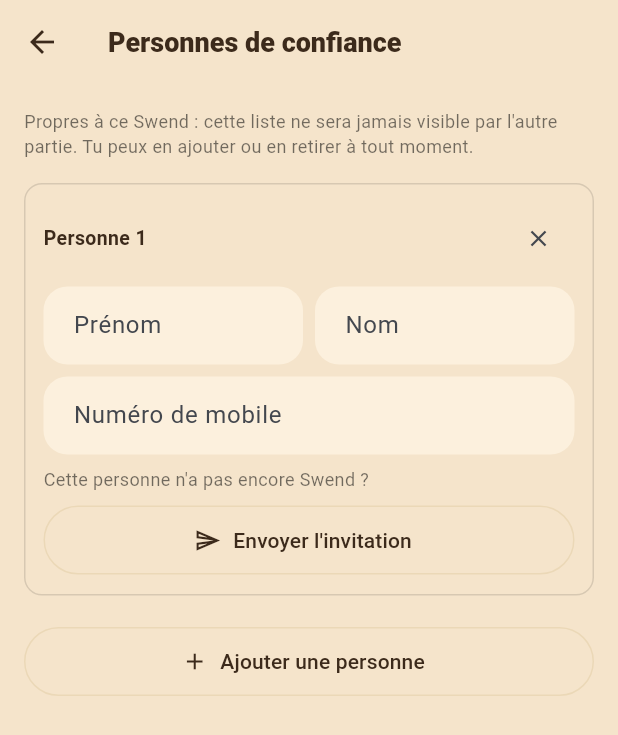
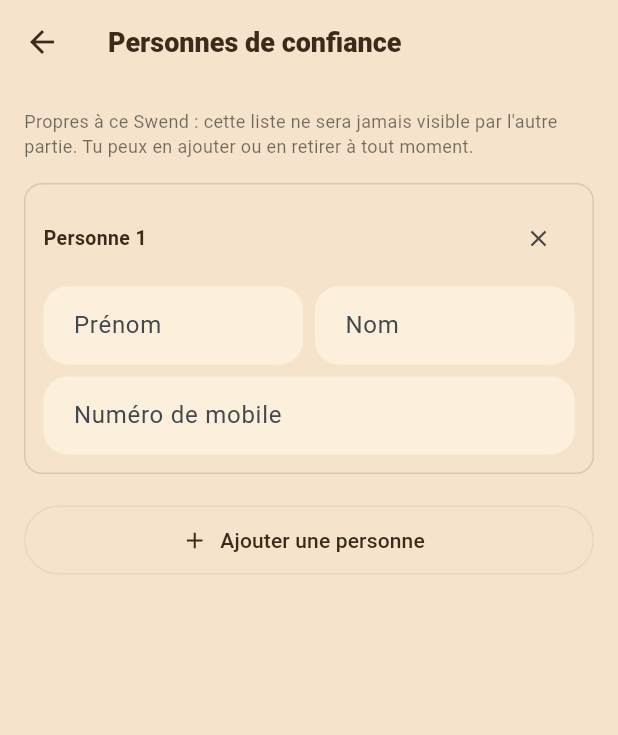
Before and after one commit to kevinarner/le_pacte, a Flutter app: the MesRemplacantsScreen screen opened directly with empty values, after a tap on "Ajouter une personne", on a phone screen of 412 x 824 dp. Shown: the top 735 px of the screen. Run offline on Flutter 3.47's test engine with Material 3 defaults, Android fonts, the phone set to English and light mode, and no system bars; our stand-ins replace firebase_core, firebase_messaging, image_picker, supabase_flutter; missing offline and left inert: dart:js_interop; accounts and stored records are empty; Roboto replaces fonts that are missing (Georgia).

Commit message:
Statut Swend d'une personne ajoutée : une seule règle, un seul composant
Nouveau widget StatutSwend, utilisé partout où l'utilisateur saisit le
numéro d'une personne qu'il ajoute (étape 1, étape 3, acceptation d'un
Swend, Personnes de confiance, "Ajouter quelqu'un" dans Un imprévu ?) :
- numéro vide, invalide ou refusé par le formulaire : rien ;
- compte : "[Prénom] est déjà sur Swend", sans invitation ;
- pas de compte : "[Prénom] n'a pas encore Swend" + "Envoyer
  l'invitation" ("Cette personne" tant que le prénom est vide).
Réponse de destinataire_a_un_compte() (oui/non, plafonnée côté serveur),
mise en cache pour toute la session ; aucune recherche libre ajoutée.

Co-Authored-By: Claude Opus 5.5 <noreply@anthropic.com>
Claude-Session: https://claude.ai/code/session_016L6SUTJygDZPTq4He5HGk8

```diff
--- a/lib/screens/detail_pacte/imprevu_screen.dart
+++ b/lib/screens/detail_pacte/imprevu_screen.dart
@@ -14,6 +14,7 @@ import '../../utils/date_fr.dart';
 import '../../utils/noms.dart';
 import '../../utils/telephone.dart';
 import '../../widgets/envoi_invitation.dart';
+import '../../widgets/statut_swend.dart';
 import 'chat_screen.dart';
 
 /// Parcours "Un imprévu ?", côté titulaire uniquement : demander à une
@@ -615,6 +616,7 @@ class _FormulaireAjoutState extends State<_FormulaireAjout> {
             ),
             onChanged: (_) => setState(() {}),
           ),
+          StatutSwend(prenom: _prenom.text, telephone: _telephone.text),
           if (ContactPickerService.disponible) ...[
             const SizedBox(height: 8),
             OutlinedButton.icon(
--- a/lib/widgets/remplacants_form.dart
+++ b/lib/widgets/remplacants_form.dart
@@ -7,6 +7,7 @@ import '../services/contact_picker_service.dart';
 import '../utils/noms.dart';
 import '../utils/telephone.dart';
 import 'envoi_invitation.dart';
+import 'statut_swend.dart';
 
 /// Formulaire de saisie d'une liste de remplaçants, propre à un pacte.
 /// Mute directement [remplacants] (ajout/suppression/édition).
@@ -205,17 +206,18 @@ class _RemplacantsFormState extends State<RemplacantsForm> {
               label: const Text('Choisir dans mes contacts'),
             ),
           ],
-          const SizedBox(height: 8),
-          const Text(
-            "Cette personne n'a pas encore Swend ?",
-            style: TextStyle(fontSize: 12, color: Colors.black54),
-          ),
-          const SizedBox(height: 8),
-          OutlinedButton.icon(
-            onPressed: () =>
+          StatutSwend(
+            prenom: r.prenom,
+            telephone: r.telephone,
+            masquer:
+                RemplacantsForm.erreurTelephone(
+                  r,
+                  widget.remplacants,
+                  widget.telephonesInterdits,
+                ) !=
+                null,
+            onInviter: () =>
                 inviterPersonneDeConfiance(context, r, widget.nomAutrePartie),
-            icon: const Icon(Icons.send_outlined, size: 18),
-            label: const Text("Envoyer l'invitation"),
           ),
         ],
       ),
@@ -250,7 +252,6 @@ class _RemplacantsFormState extends State<RemplacantsForm> {
       widget.onChanged();
     });
   }
-
 }
 
 /// Invitation générique d'une personne de confiance (préparation, sans
--- /dev/null
+++ b/lib/widgets/statut_swend.dart
@@ -0,0 +1,145 @@
+import 'dart:async';
+
+import 'package:flutter/material.dart';
+
+import '../services/pacte_repository.dart';
+import '../theme/app_theme.dart';
+import '../utils/telephone.dart';
+
+/// Une seule règle, partout où l'utilisateur saisit lui-même le numéro
+/// d'une personne qu'il ajoute (destinataire, personne de confiance) :
+///  * numéro vide, invalide, ou refusé par le formulaire ([masquer]) :
+///    rien ;
+///  * a déjà un compte : "[Prénom] est déjà sur Swend", pas d'invitation ;
+///  * n'a pas de compte : "[Prénom] n'a pas encore Swend" et
+///    "Envoyer l'invitation" (si [onInviter] est fourni).
+///
+/// La réponse vient de `destinataire_a_un_compte()` (oui / non, plafonnée
+/// côté serveur) — jamais d'une recherche libre. Tant qu'elle n'est pas
+/// arrivée, rien n'est affiché ; sans réponse (quota atteint, réseau),
+/// seule l'invitation est proposée.
+class StatutSwend extends StatefulWidget {
+  final String prenom;
+  final String telephone;
+  final bool masquer;
+  final VoidCallback? onInviter;
+
+  const StatutSwend({
+    super.key,
+    required this.prenom,
+    required this.telephone,
+    this.masquer = false,
+    this.onInviter,
+  });
+
+  @override
+  State<StatutSwend> createState() => _StatutSwendState();
+}
+
+/// Réponses déjà obtenues, partagées par tous les formulaires : un même
+/// numéro n'est demandé qu'une fois.
+final Map<String, bool?> _reponses = {};
+final Map<String, Future<void>> _enCours = {};
+
+Future<void> _demander(String e164) => _enCours.putIfAbsent(e164, () async {
+  try {
+    _reponses[e164] = await PacteRepository.destinataireAUnCompte(e164);
+  } catch (_) {
+    _reponses[e164] = null;
+  } finally {
+    _enCours.remove(e164);
+  }
+});
+
+class _StatutSwendState extends State<StatutSwend> {
+  Timer? _minuteur;
+
+  @override
+  void initState() {
+    super.initState();
+    _programmer();
+  }
+
+  @override
+  void didUpdateWidget(StatutSwend ancien) {
+    super.didUpdateWidget(ancien);
+    if (ancien.telephone != widget.telephone ||
+        ancien.masquer != widget.masquer) {
+      _programmer();
+    }
+  }
+
+  @override
+  void dispose() {
+    _minuteur?.cancel();
+    super.dispose();
+  }
+
+  /// Demande au serveur une fois la saisie posée.
+  void _programmer() {
+    _minuteur?.cancel();
+    final e164 = normaliserTelephone(widget.telephone);
+    if (widget.masquer || e164 == null || _reponses.containsKey(e164)) return;
+    _minuteur = Timer(const Duration(milliseconds: 600), () async {
+      await _demander(e164);
+      if (mounted) setState(() {});
+    });
+  }
+
+  @override
+  Widget build(BuildContext context) {
+    final e164 = normaliserTelephone(widget.telephone);
+    if (widget.masquer || e164 == null || !_reponses.containsKey(e164)) {
+      return const SizedBox.shrink();
+    }
+    final reponse = _reponses[e164];
+    final prenom = widget.prenom.trim();
+    final qui = prenom.isEmpty ? 'Cette personne' : prenom;
+
+    if (reponse == true) {
+      return Padding(
+        padding: const EdgeInsets.only(top: 8),
+        child: Row(
+          children: [
+            const Icon(
+              Icons.check_circle_outline,
+              size: 18,
+              color: AppColors.accent,
+            ),
+            const SizedBox(width: 6),
+            Expanded(
+              child: Text(
+                '$qui est déjà sur Swend',
+                style: const TextStyle(fontSize: 13),
+              ),
+            ),
+          ],
+        ),
+      );
+    }
+
+    final onInviter = widget.onInviter;
+    if (reponse == null && onInviter == null) return const SizedBox.shrink();
+    return Padding(
+      padding: const EdgeInsets.only(top: 8),
+      child: Column(
+        crossAxisAlignment: CrossAxisAlignment.stretch,
+        children: [
+          if (reponse == false)
+            Text(
+              "$qui n'a pas encore Swend",
+              style: const TextStyle(fontSize: 12, color: Colors.black54),
+            ),
+          if (onInviter != null) ...[
+            if (reponse == false) const SizedBox(height: 8),
+            OutlinedButton.icon(
+              onPressed: onInviter,
+              icon: const Icon(Icons.send_outlined, size: 18),
+              label: const Text("Envoyer l'invitation"),
+            ),
+          ],
+        ],
+      ),
+    );
+  }
+}
```
Also changed, not shown: lib/screens/creer_pacte/creer_pacte_screen.dart (+8 -70 lines), lib/services/pacte_repository.dart (+5 -3 lines), 1 other file.
